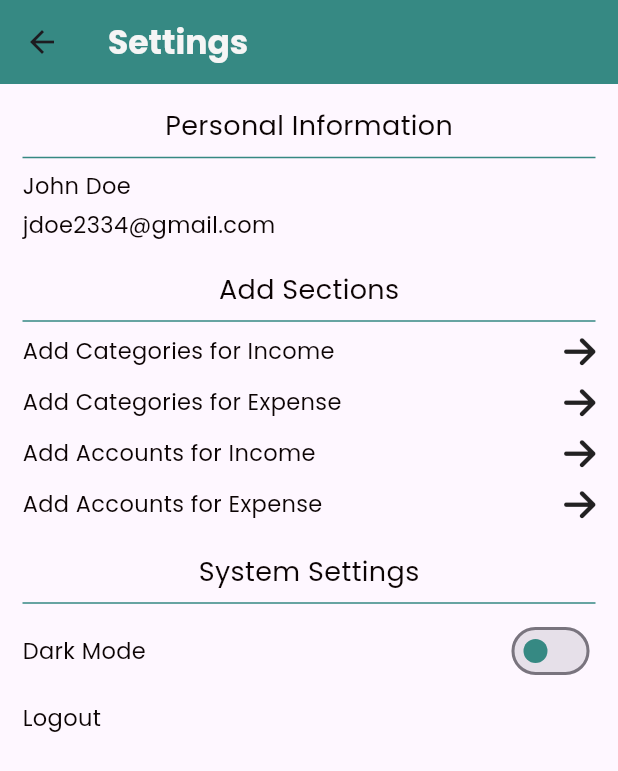
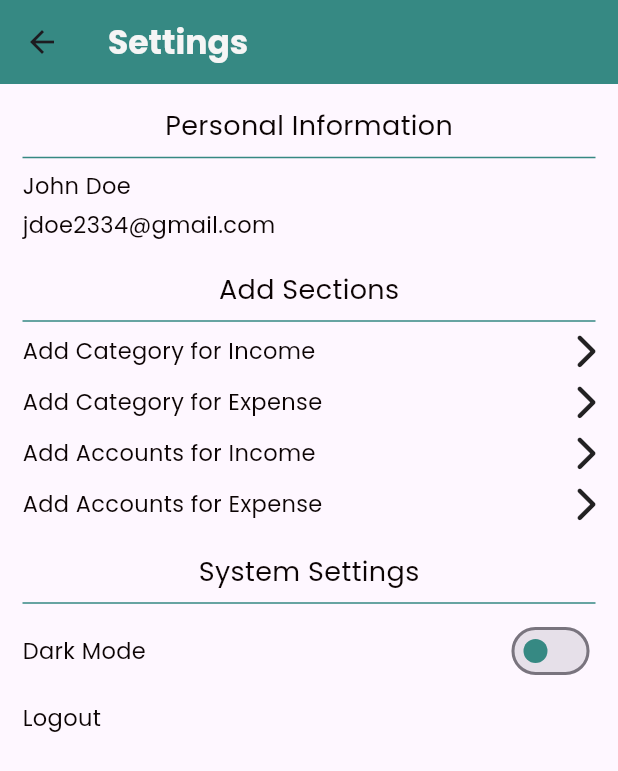
Before and after one commit to Deptl/coin-manager, a Flutter app: the SettingsScreen screen opened directly, on a phone screen of 412 x 824 dp. Shown: the top 771 px of the screen. Run offline on Flutter 3.47's test engine with Material 3 defaults, Android fonts, the light colour scheme and no system bars; our stand-ins replace firebase_core, font_awesome_flutter, image_picker, percent_indicator, persistent_bottom_nav_bar, syncfusion_flutter_charts; missing offline and left inert: google_mlkit_text_recognition; accounts and stored records are empty.

Commit message:
Theme and UI added

```diff
--- a/lib/screens/dashboard_screen.dart
+++ b/lib/screens/dashboard_screen.dart
@@ -37,7 +37,7 @@ class _DashboardScreenState extends State<DashboardScreen> {
                           children: [
                             Positioned(
                               top: 25,
-                              left: 350,
+                              left: 335,
                               child: ClipRRect(
                                 borderRadius: BorderRadius.circular(10),
                                 child: Container(
--- a/lib/screens/login_screen.dart
+++ b/lib/screens/login_screen.dart
@@ -43,7 +43,7 @@ class _LoginScreenState extends State<LoginScreen> {
                   child: Image.asset("assets/images/login-image.png"),
                 ),
                 Container(
-                  height: MediaQuery.of(context).size.height - 410,
+                  height: MediaQuery.of(context).size.height - 390,
                   width: double.infinity,
                   decoration: BoxDecoration(
                       color: background,
--- a/lib/screens/settings_screen.dart
+++ b/lib/screens/settings_screen.dart
@@ -1,3 +1,5 @@
+import 'package:coin_manager/screens/expense_category_screen.dart';
+import 'package:coin_manager/screens/income_category_screen.dart';
 import 'package:coin_manager/utils/colors.dart';
 import 'package:flutter/material.dart';
 import 'package:font_awesome_flutter/font_awesome_flutter.dart';
@@ -52,50 +54,80 @@ class _SettingsScreenState extends State<SettingsScreen> {
             Divider(
               color: primary,
             ),
-            Row(
+            InkWell(
+              onTap: () {
+                Navigator.push(
+                    context,
+                    MaterialPageRoute(
+                        builder: (context) => IncomeCategoryScreen()));
+              },
+              child: Row(
                 mainAxisAlignment: MainAxisAlignment.spaceBetween,
                 children: [
-                Text("Add Categories for Income",
+                  Text("Add Category for Income",
                       style: TextStyle(
-                        fontSize: 15, fontFamily: "Poppins", color: secondary)),
-                FaIcon(FontAwesomeIcons.arrowRight)
+                          fontSize: 15,
+                          fontFamily: "Poppins",
+                          color: secondary)),
+                  FaIcon(FontAwesomeIcons.chevronRight)
                 ],
+              ),
             ),
             SizedBox(
               height: 10,
             ),
-            Row(
+            InkWell(
+              onTap: () {
+                Navigator.push(
+                    context,
+                    MaterialPageRoute(
+                        builder: (context) => ExpenseCategoryScreen()));
+              },
+              child: Row(
                 mainAxisAlignment: MainAxisAlignment.spaceBetween,
                 children: [
-                Text("Add Categories for Expense",
+                  Text("Add Category for Expense",
                       style: TextStyle(
-                        fontSize: 15, fontFamily: "Poppins", color: secondary)),
-                FaIcon(FontAwesomeIcons.arrowRight)
+                          fontSize: 15,
+                          fontFamily: "Poppins",
+                          color: secondary)),
+                  FaIcon(FontAwesomeIcons.chevronRight)
                 ],
+              ),
             ),
             SizedBox(
               height: 10,
             ),
-            Row(
+            InkWell(
+              onTap: () {},
+              child: Row(
                 mainAxisAlignment: MainAxisAlignment.spaceBetween,
                 children: [
                   Text("Add Accounts for Income",
                       style: TextStyle(
-                        fontSize: 15, fontFamily: "Poppins", color: secondary)),
-                FaIcon(FontAwesomeIcons.arrowRight)
+                          fontSize: 15,
+                          fontFamily: "Poppins",
+                          color: secondary)),
+                  FaIcon(FontAwesomeIcons.chevronRight)
                 ],
+              ),
             ),
             SizedBox(
               height: 10,
             ),
-            Row(
+            InkWell(
+              onTap: () {},
+              child: Row(
                 mainAxisAlignment: MainAxisAlignment.spaceBetween,
                 children: [
                   Text("Add Accounts for Expense",
                       style: TextStyle(
-                        fontSize: 15, fontFamily: "Poppins", color: secondary)),
-                FaIcon(FontAwesomeIcons.arrowRight)
+                          fontSize: 15,
+                          fontFamily: "Poppins",
+                          color: secondary)),
+                  FaIcon(FontAwesomeIcons.chevronRight)
                 ],
+              ),
             ),
             SizedBox(
               height: 20,
--- a/lib/screens/transactions_screen.dart
+++ b/lib/screens/transactions_screen.dart
@@ -14,6 +14,7 @@ class _TransactionsScreenState extends State<TransactionsScreen> {
   @override
   Widget build(BuildContext context) {
     return Scaffold(
+      backgroundColor: background,
       appBar: AppBar(
         title: Text("Transactions",
             style: TextStyle(
@@ -49,7 +50,7 @@ class _TransactionsScreenState extends State<TransactionsScreen> {
                     child: Container(
                       height: 55,
                       width: 55,
-                      color: const Color.fromRGBO(54, 137, 131, 0.2),
+                      color: Color.fromRGBO(54, 137, 131, 0.2),
                       child: IconButton(
                         onPressed: () {},
                         icon: const FaIcon(FontAwesomeIcons.chevronLeft),
--- /dev/null
+++ b/lib/theme/light_theme.dart
@@ -0,0 +1,6 @@
+import 'package:flutter/material.dart';
+
+ThemeData darkTheme = ThemeData(
+  brightness: Brightness.dark,
+  colorScheme: ColorScheme.dark()
+);
--- a/lib/utils/colors.dart
+++ b/lib/utils/colors.dart
@@ -4,3 +4,4 @@ const Color primary = Color(0xff368983);
 const Color secondary = Color.fromARGB(255, 12, 4, 4);
 const Color background = Color.fromARGB(255, 245, 245, 245);
 const Color income = Color.fromARGB(255, 90, 180, 90);
+const Color darkCard = Color.fromARGB(255, 59, 59, 59);
```
Also changed, not shown: lib/screens/expense_category_screen.dart (added, +109 -0 lines), lib/screens/income_category_screen.dart (added, +109 -0 lines), lib/theme/dark_theme.dart (added), lib/utils/theme.dart (added). Lines whose indentation alone changed are shown as unchanged.
